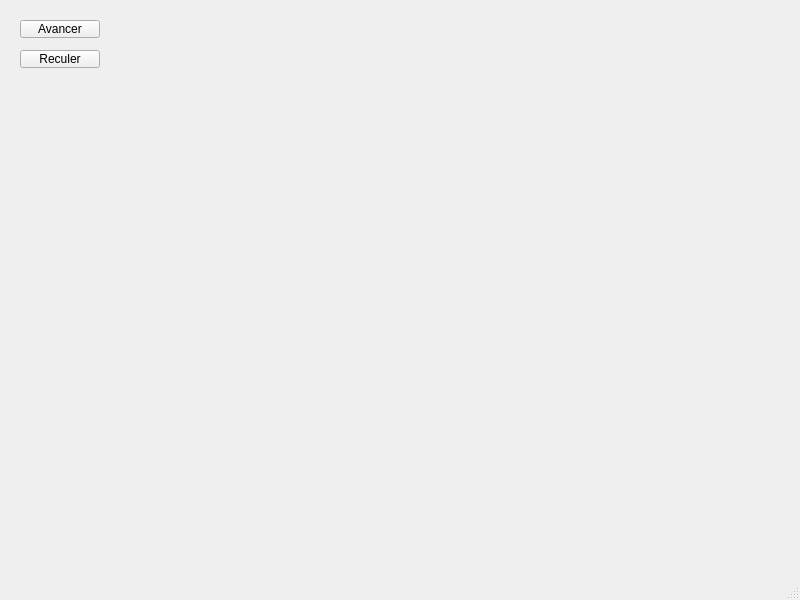
This is mainwindow.ui in Maxencec21/wifibot as Qt 5 draws it before an edit. The edited form follows.
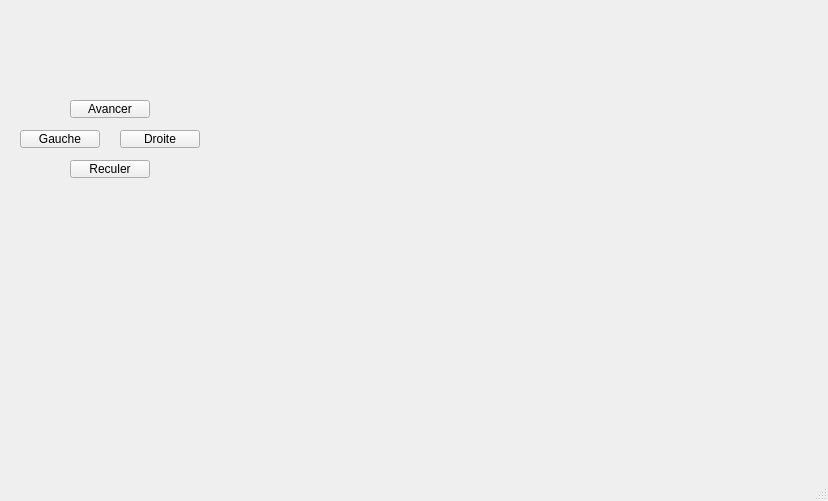
This is the edited form.

Commit message:
Les boutons marchent ENFIN
Connexion tcp qui ne se faisait pas car n'était jamais appelé

```diff
--- a/mainwindow.ui
+++ b/mainwindow.ui
@@ -6,21 +6,30 @@
    <rect>
     <x>0</x>
     <y>0</y>
-    <width>800</width>
-    <height>600</height>
+    <width>828</width>
+    <height>501</height>
    </rect>
   </property>
   <property name="windowTitle">
    <string>MainWindow</string>
   </property>
   <widget class="QWidget" name="centralwidget">
-   <widget class="QPushButton" name="Bouton_avancer">
+   <widget class="QWidget" name="gridLayoutWidget">
     <property name="geometry">
      <rect>
-      <x>20</x>
-      <y>20</y>
-      <x>70</x>
+      <x>210</x>
       <y>90</y>
+      <width>431</width>
+      <height>291</height>
+     </rect>
+    </property>
+    <layout class="QGridLayout" name="gridLayout"/>
+   </widget>
+   <widget class="QPushButton" name="boutton_avancer">
+    <property name="geometry">
+     <rect>
+      <x>70</x>
+      <y>100</y>
       <width>80</width>
       <height>18</height>
      </rect>
@@ -33,9 +42,20 @@
     <property name="geometry">
      <rect>
       <x>20</x>
-      <y>50</y>
+      <y>130</y>
+      <width>80</width>
+      <height>18</height>
+     </rect>
+    </property>
+    <property name="text">
+     <string>Gauche</string>
+    </property>
+   </widget>
+   <widget class="QPushButton" name="boutton_reculer">
+    <property name="geometry">
+     <rect>
       <x>70</x>
-      <y>120</y>
+      <y>160</y>
       <width>80</width>
       <height>18</height>
      </rect>
@@ -44,16 +64,18 @@
      <string>Reculer</string>
     </property>
    </widget>
-   <widget class="QWidget" name="gridLayoutWidget">
+   <widget class="QPushButton" name="boutton_droite">
     <property name="geometry">
      <rect>
-      <x>160</x>
-      <y>100</y>
-      <width>521</width>
-      <height>351</height>
+      <x>120</x>
+      <y>130</y>
+      <width>80</width>
+      <height>18</height>
      </rect>
     </property>
-    <layout class="QGridLayout" name="gridLayout"/>
+    <property name="text">
+     <string>Droite</string>
+    </property>
    </widget>
   </widget>
   <widget class="QMenuBar" name="menubar">
```
Left out of the diff: 6 changed lines with no effect on the pictures. The commit also changes 6 other files.
